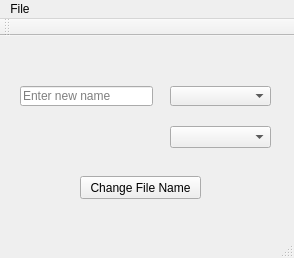
bluejellybean/FileNamer, file FileNamer/mainwindow.ui: the form before one commit.
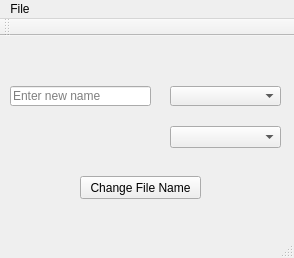
The form after the commit.

The edit to the form file:
```diff
--- a/FileNamer/mainwindow.ui
+++ b/FileNamer/mainwindow.ui
@@ -17,9 +17,9 @@
    <widget class="QLineEdit" name="lineEdit">
     <property name="geometry">
      <rect>
-      <x>20</x>
+      <x>10</x>
       <y>50</y>
-      <width>133</width>
+      <width>141</width>
       <height>20</height>
      </rect>
     </property>
@@ -57,7 +57,7 @@
      <rect>
       <x>170</x>
       <y>50</y>
-      <width>101</width>
+      <width>111</width>
       <height>20</height>
      </rect>
     </property>
@@ -67,7 +67,7 @@
      <rect>
       <x>170</x>
       <y>90</y>
-      <width>101</width>
+      <width>111</width>
       <height>22</height>
      </rect>
     </property>
```
